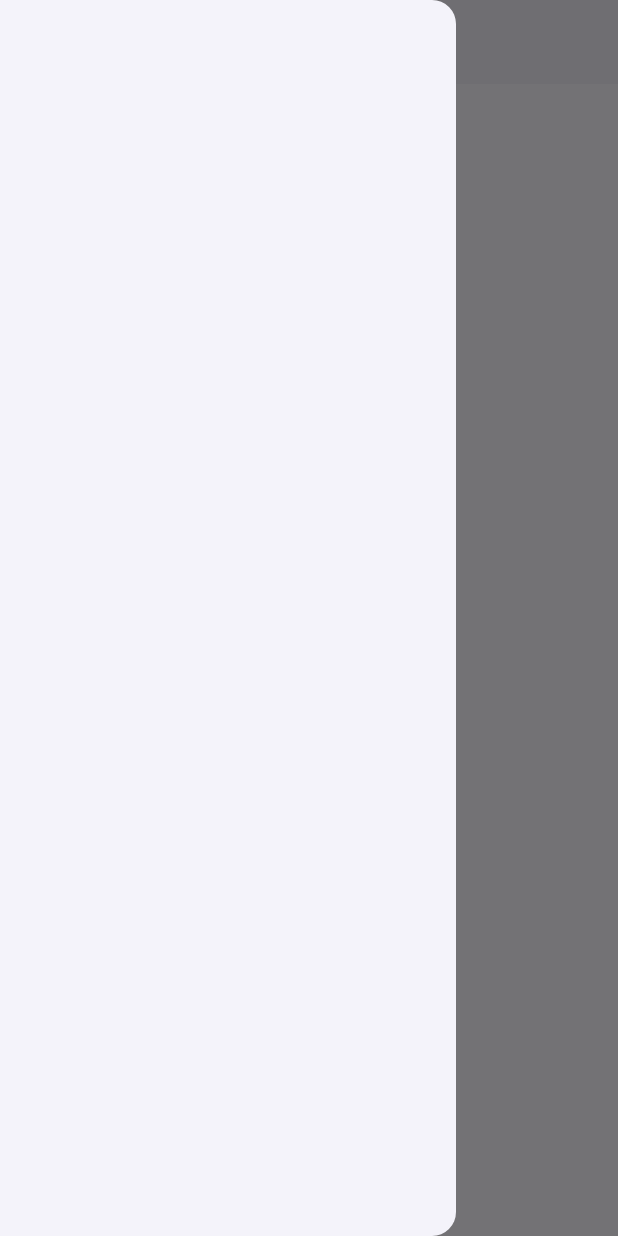
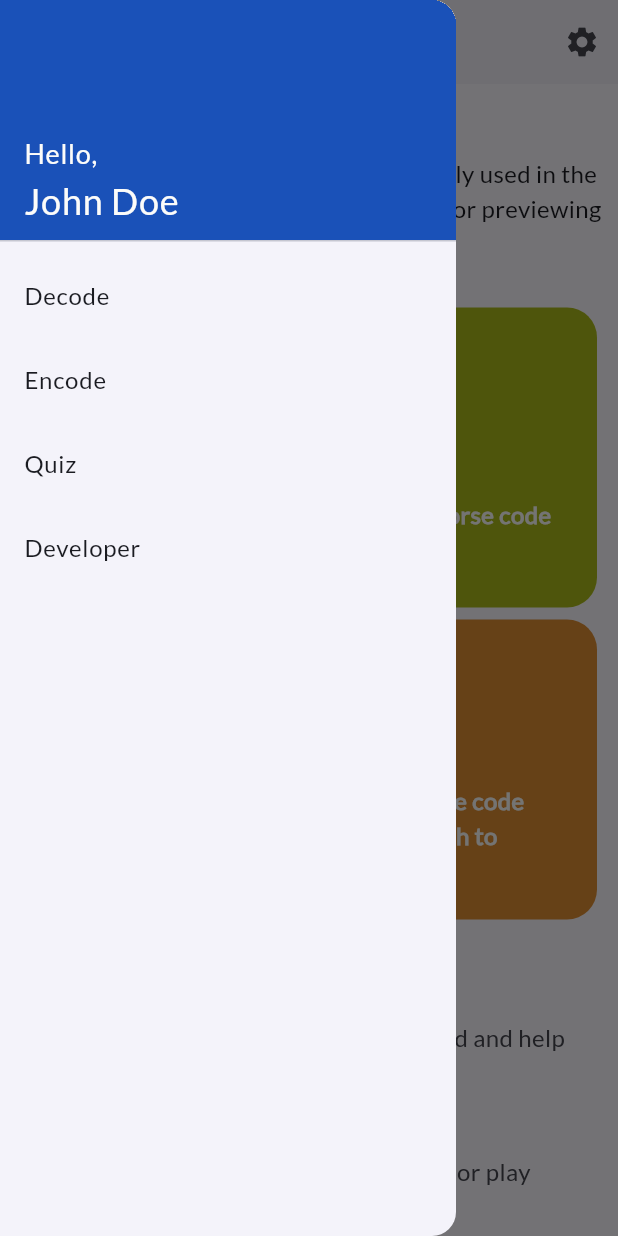
Before and after one commit to digvijay-tech/Morseify, a Flutter app: the screen it shows after launch, with the side drawer open, on a phone screen of 412 x 824 dp. Run offline on Flutter 3.47's test engine with Material 3 defaults, Android fonts, the phone set to English and light mode, and no system bars; our stand-ins replace animated_splash_screen, animated_text_kit.

Commit message:
home view completed..

```diff
--- a/morseify_app/lib/utilities/themes.dart
+++ b/morseify_app/lib/utilities/themes.dart
@@ -23,7 +23,7 @@ class AppThemes {
       titleTextStyle: TextStyle(
         color: baseDarkColor,
         fontFamily: primaryFont,
-        fontSize: heading,
+        fontSize: subheading,
         letterSpacing: 1.0,
       ),
     ),
@@ -49,7 +49,7 @@ class AppThemes {
       titleTextStyle: TextStyle(
         color: baseLightColor,
         fontFamily: primaryFont,
-        fontSize: heading,
+        fontSize: subheading,
         letterSpacing: 1.0,
       ),
     ),
--- a/morseify_app/lib/views/decode.dart
+++ b/morseify_app/lib/views/decode.dart
@@ -7,7 +7,7 @@ class Decode extends StatelessWidget {
   Widget build(BuildContext context) {
     return const Scaffold(
       body: Center(
-        child: Text("Encode"),
+        child: Text("Decode"),
       ),
     );
   }
--- a/morseify_app/lib/views/home.dart
+++ b/morseify_app/lib/views/home.dart
@@ -1,4 +1,8 @@
 import 'package:flutter/material.dart';
+import 'package:morseify_app/widgets/home/customDrawer.dart';
+import 'package:morseify_app/widgets/home/greetings.dart';
+import 'package:morseify_app/widgets/home/options.dart';
+import 'package:morseify_app/widgets/home/recommend.dart';
 
 class Home extends StatelessWidget {
   const Home({super.key});
@@ -9,7 +13,7 @@ class Home extends StatelessWidget {
       canPop: false,
       child: Scaffold(
         drawerEnableOpenDragGesture: false,
-        drawer: const Drawer(),
+        drawer: const CustomDrawer(),
         appBar: AppBar(
           automaticallyImplyLeading: false,
           leading: Builder(
@@ -21,9 +25,23 @@ class Home extends StatelessWidget {
             ),
           ),
           title: const Text("Morseify"),
+          actions: [
+            IconButton(
+              onPressed: () {
+                Navigator.pushNamed(context, "/settings");
+              },
+              icon: const Icon(Icons.settings),
+            ),
+          ],
         ),
-        body: const Center(
-          child: Text("home"),
+        body: SafeArea(
+          child: ListView(
+            children: const [
+              Greetings(),
+              Options(),
+              Recommend(),
+            ],
+          ),
         ),
       ),
     );
--- /dev/null
+++ b/morseify_app/lib/widgets/home/customDrawer.dart
@@ -0,0 +1,73 @@
+import 'package:flutter/material.dart';
+import 'package:morseify_app/utilities/constants.dart';
+
+// Home Drawer
+class CustomDrawer extends StatelessWidget {
+  const CustomDrawer({super.key});
+
+  @override
+  Widget build(BuildContext context) {
+    return Drawer(
+      child: Column(
+        crossAxisAlignment: CrossAxisAlignment.stretch,
+        children: [
+          // Drawer header Widget
+          const DrawerHeader(
+            decoration: BoxDecoration(
+              color: secondaryColor,
+            ),
+            child: Column(
+              mainAxisAlignment: MainAxisAlignment.end,
+              crossAxisAlignment: CrossAxisAlignment.start,
+              children: [
+                Text(
+                  "Hello,",
+                  style: TextStyle(
+                    color: baseLightColor,
+                    fontSize: subheading,
+                  ),
+                ),
+                Text(
+                  "John Doe",
+                  style: TextStyle(
+                    color: baseLightColor,
+                    fontSize: heading,
+                  ),
+                ),
+              ],
+            ),
+          ),
+
+          // Drawer Items
+          ListTile(
+            title: const Text("Decode"),
+            onTap: () {
+              Navigator.pop(context);
+              Navigator.pushNamed(context, "/decode");
+            },
+          ),
+          ListTile(
+            title: const Text("Encode"),
+            onTap: () {
+              Navigator.pop(context);
+              Navigator.pushNamed(context, "/encode");
+            },
+          ),
+          ListTile(
+            title: const Text("Quiz"),
+            onTap: () {
+              Navigator.pop(context);
+              Navigator.pushNamed(context, "/quiz");
+            },
+          ),
+          ListTile(
+            title: const Text("Developer"),
+            onTap: () {
+              Navigator.pop(context);
+            },
+          ),
+        ],
+      ),
+    );
+  }
+}
--- /dev/null
+++ b/morseify_app/lib/widgets/home/greetings.dart
@@ -0,0 +1,35 @@
+import 'package:flutter/material.dart';
+import 'package:morseify_app/utilities/constants.dart';
+
+class Greetings extends StatelessWidget {
+  const Greetings({super.key});
+
+  @override
+  Widget build(BuildContext context) {
+    return const Padding(
+      padding: EdgeInsets.symmetric(
+        horizontal: 10.0,
+        vertical: 14.0,
+      ),
+      child: Column(
+        mainAxisAlignment: MainAxisAlignment.center,
+        crossAxisAlignment: CrossAxisAlignment.start,
+        children: [
+          Text(
+            "Hello, John Doe",
+            style: TextStyle(
+              fontSize: heading,
+              fontWeight: FontWeight.bold,
+            ),
+          ),
+          Text(
+            "Lorem ipsum is placeholder text commonly used in the graphic, print, and publishing industries for previewing layouts and visual mockups.",
+            style: TextStyle(
+              fontSize: body,
+            ),
+          ),
+        ],
+      ),
+    );
+  }
+}
--- /dev/null
+++ b/morseify_app/lib/widgets/home/options.dart
@@ -0,0 +1,200 @@
+import 'package:flutter/material.dart';
+import 'package:morseify_app/utilities/constants.dart';
+
+class Options extends StatelessWidget {
+  const Options({super.key});
+
+  @override
+  Widget build(BuildContext context) {
+    return Padding(
+      padding: const EdgeInsets.symmetric(
+        horizontal: 10.0,
+        vertical: 14.0,
+      ),
+      child: Column(
+        children: [
+          Row(
+            children: [
+              Expanded(
+                child: GestureDetector(
+                  onTap: () {
+                    Navigator.pushNamed(context, '/encode');
+                  },
+                  child: Container(
+                    height: 200.0,
+                    margin: const EdgeInsets.all(4.0),
+                    padding: const EdgeInsets.all(12.0),
+                    decoration: BoxDecoration(
+                      color: primaryColor,
+                      borderRadius: BorderRadius.circular(20.0),
+                    ),
+                    child: const Column(
+                      mainAxisAlignment: MainAxisAlignment.spaceEvenly,
+                      crossAxisAlignment: CrossAxisAlignment.start,
+                      children: [
+                        Icon(
+                          Icons.token,
+                          size: 42.0,
+                          color: baseLightColor,
+                        ),
+                        Text(
+                          "Encode",
+                          style: TextStyle(
+                            fontSize: subheading,
+                            color: baseLightColor,
+                            fontWeight: FontWeight.bold,
+                          ),
+                        ),
+                        Text(
+                          "Convert text into morse code",
+                          style: TextStyle(
+                            fontSize: body,
+                            color: baseLightColor,
+                            fontWeight: FontWeight.bold,
+                          ),
+                        ),
+                      ],
+                    ),
+                  ),
+                ),
+              ),
+              Expanded(
+                child: GestureDetector(
+                  onTap: () {
+                    Navigator.pushNamed(context, '/decode');
+                  },
+                  child: Container(
+                    height: 200.0,
+                    margin: const EdgeInsets.all(4.0),
+                    padding: const EdgeInsets.all(12.0),
+                    decoration: BoxDecoration(
+                      color: const Color(0xFFABBA1B),
+                      borderRadius: BorderRadius.circular(20.0),
+                    ),
+                    child: const Column(
+                      mainAxisAlignment: MainAxisAlignment.spaceEvenly,
+                      crossAxisAlignment: CrossAxisAlignment.start,
+                      children: [
+                        Icon(
+                          Icons.notes,
+                          size: 42.0,
+                          color: baseLightColor,
+                        ),
+                        Text(
+                          "Decode",
+                          style: TextStyle(
+                            fontSize: subheading,
+                            color: baseLightColor,
+                            fontWeight: FontWeight.bold,
+                          ),
+                        ),
+                        Text(
+                          "Convert morse code into text",
+                          style: TextStyle(
+                            fontSize: body,
+                            color: baseLightColor,
+                            fontWeight: FontWeight.bold,
+                          ),
+                        ),
+                      ],
+                    ),
+                  ),
+                ),
+              ),
+            ],
+          ),
+          Row(
+            children: [
+              Expanded(
+                child: GestureDetector(
+                  onTap: () {
+                    Navigator.pushNamed(context, '/quiz');
+                  },
+                  child: Container(
+                    height: 200.0,
+                    margin: const EdgeInsets.all(4.0),
+                    padding: const EdgeInsets.all(12.0),
+                    decoration: BoxDecoration(
+                      color: const Color(0xFF63676C),
+                      borderRadius: BorderRadius.circular(20.0),
+                    ),
+                    child: const Column(
+                      mainAxisAlignment: MainAxisAlignment.spaceEvenly,
+                      crossAxisAlignment: CrossAxisAlignment.start,
+                      children: [
+                        Icon(
+                          Icons.precision_manufacturing_rounded,
+                          size: 42.0,
+                          color: baseLightColor,
+                        ),
+                        Text(
+                          "Quiz",
+                          style: TextStyle(
+                            fontSize: subheading,
+                            color: baseLightColor,
+                            fontWeight: FontWeight.bold,
+                          ),
+                        ),
+                        Text(
+                          "Practice your morse skills",
+                          style: TextStyle(
+                            fontSize: body,
+                            color: baseLightColor,
+                            fontWeight: FontWeight.bold,
+                          ),
+                        ),
+                      ],
+                    ),
+                  ),
+                ),
+              ),
+              Expanded(
+                child: GestureDetector(
+                  onTap: () {
+                    // Navigator.pushNamed(context, '/encode');
+                  },
+                  child: Container(
+                    height: 200.0,
+                    margin: const EdgeInsets.all(4.0),
+                    padding: const EdgeInsets.all(12.0),
+                    decoration: BoxDecoration(
+                      color: const Color(0xFFDE8E33),
+                      borderRadius: BorderRadius.circular(20.0),
+                    ),
+                    child: const Column(
+                      mainAxisAlignment: MainAxisAlignment.spaceEvenly,
+                      crossAxisAlignment: CrossAxisAlignment.start,
+                      children: [
+                        Icon(
+                          Icons.school,
+                          size: 42.0,
+                          color: baseLightColor,
+                        ),
+                        Text(
+                          "Learn",
+                          style: TextStyle(
+                            fontSize: subheading,
+                            color: baseLightColor,
+                            fontWeight: FontWeight.bold,
+                          ),
+                        ),
+                        Text(
+                          "Learn morse code from scratch to advance",
+                          style: TextStyle(
+                            fontSize: body,
+                            color: baseLightColor,
+                            fontWeight: FontWeight.bold,
+                          ),
+                        ),
+                      ],
+                    ),
+                  ),
+                ),
+              ),
+            ],
+          ),
+        ],
+      ),
+    );
+  }
+}
--- /dev/null
+++ b/morseify_app/lib/widgets/home/recommend.dart
@@ -0,0 +1,83 @@
+import 'package:flutter/material.dart';
+import 'package:morseify_app/utilities/constants.dart';
+
+class Recommend extends StatelessWidget {
+  const Recommend({super.key});
+
+  @override
+  Widget build(BuildContext context) {
+    return Padding(
+      padding: const EdgeInsets.symmetric(
+        horizontal: 10.0,
+        vertical: 14.0,
+      ),
+      child: Column(
+        children: [
+          ListTile(
+            onTap: () {
+              print("Run share link function..");
+            },
+            leading: const Icon(
+              Icons.recommend,
+              size: 36.0,
+            ),
+            title: const Text(
+              "Recommend Morseify",
+              style: TextStyle(
+                fontSize: subheading,
+              ),
+            ),
+            subtitle: const Text(
+              "Recommend morseify to a friend and help the community grow.",
+              style: TextStyle(
+                fontSize: body,
+              ),
+            ),
+          ),
+          ListTile(
+            onTap: () {
+              print("Run share feed back function..");
+            },
+            leading: const Icon(
+              Icons.star_purple500_sharp,
+              size: 36.0,
+            ),
+            title: const Text(
+              "Enjoying Morseify",
+              style: TextStyle(
+                fontSize: subheading,
+              ),
+            ),
+            subtitle: const Text(
+              "Share your review on app store or play store to show support.",
+              style: TextStyle(
+                fontSize: body,
+              ),
+            ),
+          ),
+          ListTile(
+            onTap: () {
+              print("Open developer portfolio website..");
+            },
+            leading: const Icon(
+              Icons.person,
+              size: 36.0,
+            ),
+            title: const Text(
+              "Developer",
+              style: TextStyle(
+                fontSize: subheading,
+              ),
+            ),
+            subtitle: const Text(
+              "Get in touch with me if you have any project ideas or suggestion.",
+              style: TextStyle(
+                fontSize: body,
+              ),
+            ),
+          ),
+        ],
+      ),
+    );
+  }
+}
--- a/morseify_app/pubspec.yaml
+++ b/morseify_app/pubspec.yaml
@@ -38,6 +38,7 @@ dependencies:
   google_fonts: ^6.1.0
   animated_text_kit: ^4.2.2
   animated_splash_screen: ^1.3.0
+  audioplayers: ^5.2.1
 
 dev_dependencies:
   flutter_test:
```
Also changed, not shown: morseify_app/pubspec.lock, 7 other files.
